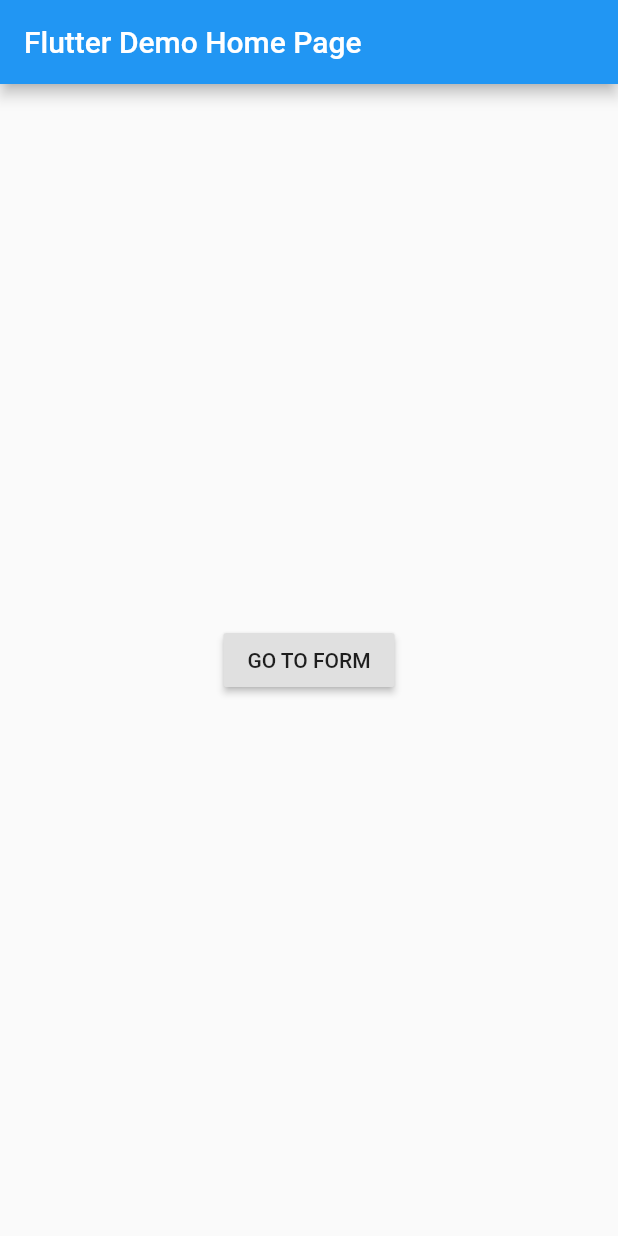
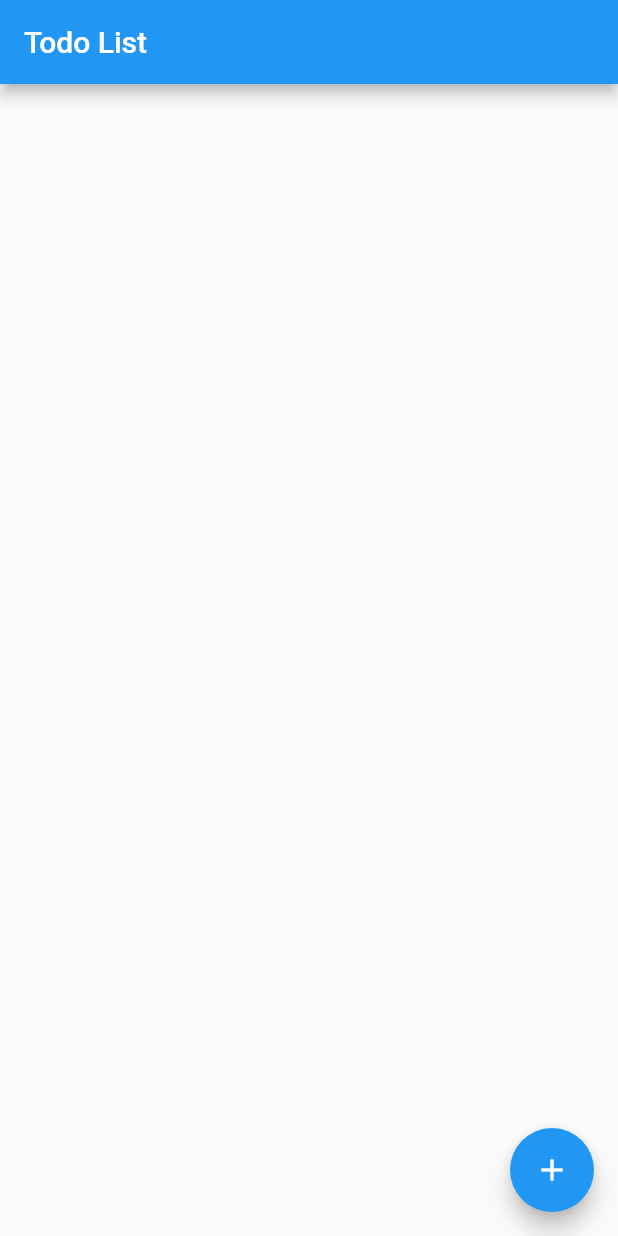
Before and after one commit to Mitsuwo/sample_my_app, a Flutter app: the screen it shows after launch, on a phone screen of 412 x 824 dp. Run offline on Flutter 3.47's test engine with Material 2 defaults, Android fonts, the phone set to English and light mode, and no system bars.

Commit message:
provider_setting

```diff
--- a/lib/main.dart
+++ b/lib/main.dart
@@ -1,16 +1,65 @@
 import 'package:flutter/material.dart';
+import 'package:provider/provider.dart';
 
-void main() => runApp(MyApp());
+void main() => runApp(App());
 
-class MyApp extends StatelessWidget {
+
+class App extends StatelessWidget {
   @override
   Widget build(BuildContext context) {
-    return MaterialApp(
-      title: 'Flutter Demo',
-      theme: ThemeData(
-        primarySwatch: Colors.blue,
+    return Provider<TextModel>(
+      create: (_) => TextModel(),
+      child: MaterialApp(
+        title: 'Flutter Demo',
+        theme: ThemeData(
+          primarySwatch: Colors.blue,
+        ),
+        home: TextList()
+      )
+    );
+  }
+}
+
+class TextList extends StatefulWidget {
+  @override
+  createState() => TextListState();
+}
+
+class TextListState extends State<TextList> {
+  void pushFormPage() {
+    Navigator.push(
+      context,
+      MaterialPageRoute(builder: (context) => FormPage()),
+    );
+  }
+
+  Widget buildTextList() {
+    final textModel = Provider.of<TextModel>(context);
+    final _textItems = textModel.getTextItems();
+    return ListView.builder(
+      itemBuilder: (BuildContext context, int index) {
+        return buildTextItem(_textItems[index]);
+      },
+      itemCount: _textItems.length,
+    );
+  }
+
+  Widget buildTextItem(String text) {
+    return Text("Added Text is: $text");
+  }
+
+  @override
+  Widget build(BuildContext context) {
+    return Scaffold(
+      appBar: AppBar(
+        title: Text('Todo List')
       ),
-      home: MyHomePage(title: 'Flutter Demo Home Page'),
+      body: buildTextList(),
+      floatingActionButton: FloatingActionButton(
+        onPressed: pushFormPage, // _addTodoItem,
+        tooltip: 'Add task',
+        child: Icon(Icons.add)
+      ),
     );
   }
 }
@@ -34,6 +83,12 @@ class MyCustomForm extends StatefulWidget {
 
 class MyCustomFormState extends State<MyCustomForm> {
   final _formKey = GlobalKey<FormState>();
+  String text;
+
+  void handleAdd(value) {
+    Provider.of<TextModel>(context).setTextItems(value);
+  }
+
   @override
   Widget build(BuildContext context) {
     return Form(
@@ -48,14 +103,19 @@ class MyCustomFormState extends State<MyCustomForm> {
               }
               return null;
             },
+            onSaved: (String value) {
+              handleAdd(value);
+            },
           ),
           Padding(
             padding: const EdgeInsets.symmetric(vertical: 16.0),
             child: RaisedButton(
               onPressed: () {
-                if (_formKey.currentState.validate()) {
-                  Scaffold.of(context)
-                      .showSnackBar(SnackBar(content: Text('Processing Data')));
+                if (!_formKey.currentState.validate()) {
+                  print('Form is not valid!  Please review and correct.');
+                } else {
+                  _formKey.currentState.save();
+                  Navigator.pop(context);
                 }
               },
               child: Text('Submit'),
@@ -67,33 +127,10 @@ class MyCustomFormState extends State<MyCustomForm> {
   }
 }
 
-class MyHomePage extends StatefulWidget {
-  MyHomePage({Key key, this.title}) : super(key: key);
-  final String title;
-  @override
-  HomeState createState() => HomeState();
-}
-
-class HomeState extends State<MyHomePage> {
-  void pushFormPage() {
-    Navigator.push(
-      context,
-      MaterialPageRoute(builder: (context) => FormPage()),
-    );
-  }
-
-  @override
-  Widget build(BuildContext context) {
-    return Scaffold(
-      appBar: AppBar(
-        title: Text(widget.title),
-      ),
-      body: Center(
-        child: RaisedButton(
-              child: Text('GO TO FORM'),
-              onPressed: pushFormPage,
-        )
-      ),
-    );
+class TextModel {
+  List<String> _textItems = [];
+  getTextItems() => _textItems;
+  setTextItems(String text) {
+    _textItems.add(text);
   }
 }
```
Also changed, not shown: pubspec.yaml (+2 -53 lines), pubspec.lock.
